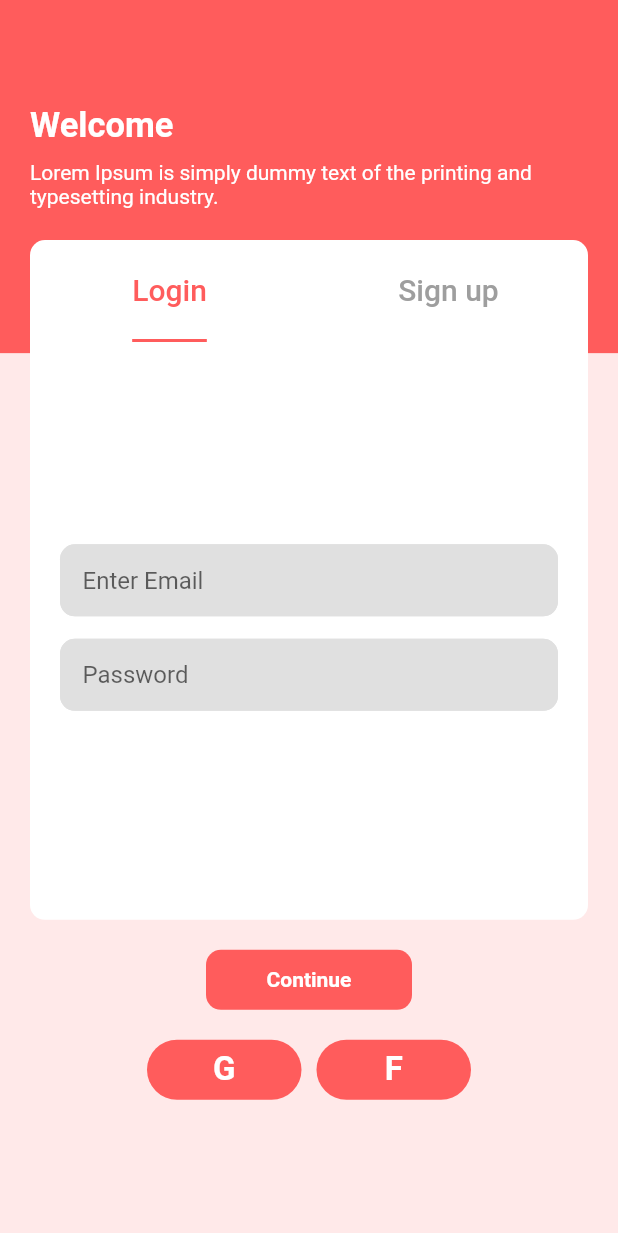
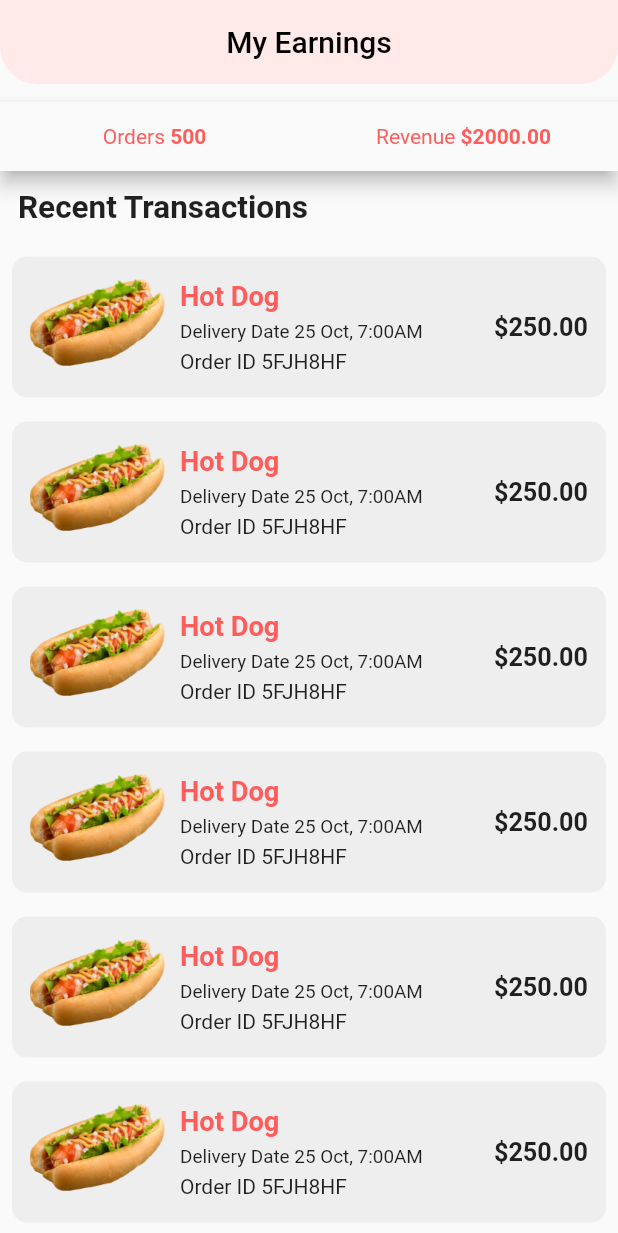
Before and after one commit to rushit5560/Food_Delivery_Project_New, a Flutter app: the screen it shows after launch, on a phone screen of 412 x 824 dp. Shown: the top 1233 px of the screen. Run offline on Flutter 3.47's test engine with Material 2 defaults, Android fonts, the phone set to English and light mode, and no system bars; our stand-ins replace carousel_slider, flutter_rating_bar, get, google_maps_flutter, google_sign_in, image_picker and 3 more.

Commit message:
My Earning Screen UI in Vendor App

```diff
--- a/food_delivery_store/lib/common/app_images.dart
+++ b/food_delivery_store/lib/common/app_images.dart
@@ -1,5 +1,9 @@
 class Images{
   static const root = 'assets/images/';
   static const ic_food_logo = '$root' + 'food_logo.png';
+  static const ic_drawer_menu = '$root' + 'drawer_menu.png';
+  static const ic_barcode_scan = '$root' + 'scanning.png';
+  static const ic_scanner = '$root' + 'scanner.png';
+  static const ic_category1 = '$root' + 'category1.png';
 
 }
--- /dev/null
+++ b/food_delivery_store/lib/common/app_theme.dart
@@ -0,0 +1,24 @@
+import 'package:flutter/material.dart';
+import 'app_colors.dart';
+import 'app_images.dart';
+
+ThemeData appLightTheme() {
+  return ThemeData(
+
+    bottomNavigationBarTheme: BottomNavigationBarThemeData(
+      selectedIconTheme: IconThemeData(color: Colors.white),
+      unselectedIconTheme: IconThemeData(color: Colors.white54),
+      selectedLabelStyle: TextStyle(fontSize: 0),
+      unselectedLabelStyle: TextStyle(fontSize: 0),
+      showUnselectedLabels: true,
+      type: BottomNavigationBarType.fixed,
+      backgroundColor: AppColors.colorDarkPink,
+    ),
+
+    appBarTheme: AppBarTheme(
+      elevation: 0,
+      centerTitle: true,
+      iconTheme: IconThemeData(color: Colors.black),
+    ),
+  );
+}
--- /dev/null
+++ b/food_delivery_store/lib/common/custom_appbar.dart
@@ -0,0 +1,42 @@
+import 'package:flutter/material.dart';
+
+import 'app_colors.dart';
+import 'app_images.dart';
+
+PreferredSizeWidget commonAppBarModule({required title, index = 0}) {
+  return AppBar(
+    leading: index == 1
+        ? Builder(
+      builder: (BuildContext context) {
+        return IconButton(
+          icon: Image.asset(Images.ic_drawer_menu, scale: 2.5,),
+          onPressed: () {
+            Scaffold.of(context).openDrawer();
+          },
+          tooltip: MaterialLocalizations.of(context).openAppDrawerTooltip,
+        );
+
+      },
+    ) : null,
+
+    title: Text("$title", style: TextStyle(color: Colors.black),),
+    shape: RoundedRectangleBorder(
+      borderRadius: BorderRadius.only(
+        bottomRight: Radius.circular(25),
+        bottomLeft: Radius.circular(25),
+      ),
+    ),
+    backgroundColor: AppColors.colorLightPink,
+    actions: [
+      index == 1
+          ? GestureDetector(
+              onTap: () => print('Clk Scanner'),
+              child: Image.asset(Images.ic_barcode_scan, height: 25, width: 25),
+            )
+          : index == 2
+              ? Image.asset(Images.ic_scanner, height: 28, width: 28)
+              : Container(),
+      SizedBox(width: 20)
+    ],
+  );
+}
--- a/food_delivery_store/lib/main.dart
+++ b/food_delivery_store/lib/main.dart
@@ -1,6 +1,9 @@
 import 'package:flutter/material.dart';
 import 'package:food_delivery_admin/screens/splash_screen/splash_screen.dart';
 import 'package:get/get.dart';
+
+import 'common/app_theme.dart';
+import 'screens/earnings_screen/earnings_screen.dart';
 
 void main() {
   runApp(MyApp());
@@ -12,10 +15,9 @@ class MyApp extends StatelessWidget {
   Widget build(BuildContext context) {
     return GetMaterialApp(
       title: 'Flutter Demo',
-      theme: ThemeData(
-        primarySwatch: Colors.blue,
-      ),
-      home: SplashScreen(),
+      debugShowCheckedModeBanner: false,
+      theme: appLightTheme(),
+      home: EarningsScreen(),
     );
   }
 }
--- /dev/null
+++ b/food_delivery_store/lib/screens/earnings_screen/earnings_screen.dart
@@ -0,0 +1,26 @@
+import 'package:flutter/material.dart';
+import 'package:food_delivery_admin/common/custom_appbar.dart';
+import 'earnings_screen_widgets.dart';
+
+class EarningsScreen extends StatelessWidget {
+  const EarningsScreen({Key? key}) : super(key: key);
+
+  @override
+  Widget build(BuildContext context) {
+    return Scaffold(
+      appBar: commonAppBarModule(title: 'My Earnings'),
+
+      body: Column(
+        crossAxisAlignment: CrossAxisAlignment.start,
+        children: [
+          const SizedBox(height: 12),
+          OrdersAndRevenueModule(),
+          const SizedBox(height: 12),
+          RecentTransactionText(),
+          const SizedBox(height: 12),
+          Expanded(child: TransactionsListModule()),
+        ],
+      ),
+    );
+  }
+}
--- /dev/null
+++ b/food_delivery_store/lib/screens/earnings_screen/earnings_screen_widgets.dart
@@ -0,0 +1,174 @@
+import 'package:flutter/material.dart';
+import 'package:food_delivery_admin/common/app_colors.dart';
+import 'package:food_delivery_admin/common/app_images.dart';
+
+
+class OrdersAndRevenueModule extends StatelessWidget {
+  const OrdersAndRevenueModule({Key? key}) : super(key: key);
+
+  @override
+  Widget build(BuildContext context) {
+    return Material(
+      elevation: 5,
+      child: Padding(
+        padding: const EdgeInsets.symmetric(vertical: 15),
+        child: Container(
+          child: Row(
+            children: [
+              Expanded(
+                child: Row(
+                  mainAxisAlignment: MainAxisAlignment.center,
+                  children: [
+                    Text(
+                      'Orders ',
+                      style: TextStyle(
+                          color: AppColors.colorDarkPink
+                      ),
+                    ),
+                    Text(
+                      '500',
+                      style: TextStyle(
+                        color: AppColors.colorDarkPink,
+                        fontWeight: FontWeight.bold,
+                      ),
+                    ),
+                  ],
+                ),
+              ),
+              Expanded(
+                child: Row(
+                  mainAxisAlignment: MainAxisAlignment.center,
+                  children: [
+                    Text(
+                      'Revenue ',
+                      style: TextStyle(
+                          color: AppColors.colorDarkPink
+                      ),
+                    ),
+                    Text(
+                      '\$2000.00',
+                      style: TextStyle(
+                        color: AppColors.colorDarkPink,
+                        fontWeight: FontWeight.bold,
+                      ),
+                    ),
+                  ],
+                ),
+              ),
+            ],
+          ),
+        ),
+      ),
+    );
+  }
+}
+
+class RecentTransactionText extends StatelessWidget {
+  const RecentTransactionText({Key? key}) : super(key: key);
+
+  @override
+  Widget build(BuildContext context) {
+    return Padding(
+      padding: const EdgeInsets.symmetric(horizontal: 12),
+      child: Text(
+        'Recent Transactions',
+        textScaleFactor: 1.5,
+        style: TextStyle(
+          fontWeight: FontWeight.bold,
+        ),
+      ),
+    );
+  }
+}
+
+class TransactionsListModule extends StatelessWidget {
+  const TransactionsListModule({Key? key}) : super(key: key);
+
+  @override
+  Widget build(BuildContext context) {
+    return ListView.builder(
+      itemCount: 10,
+      shrinkWrap: true,
+      physics: BouncingScrollPhysics(),
+      itemBuilder: (context, index){
+        return _transactionsListTile();
+      },
+    );
+  }
+
+  Widget _transactionsListTile() {
+    return Padding(
+      padding: const EdgeInsets.all(8.0),
+      child: Container(
+        decoration: BoxDecoration(
+          borderRadius: BorderRadius.circular(10),
+          color: Colors.grey.shade200,
+        ),
+        child: Padding(
+          padding: const EdgeInsets.symmetric(horizontal: 12, vertical: 15),
+          child: Row(
+            mainAxisAlignment: MainAxisAlignment.spaceBetween,
+            children: [
+              Expanded(
+                child: Container(
+                  child: Row(
+                    children: [
+                      _imageModule(),
+                      const SizedBox(width: 10),
+                      Expanded(child: _nameModule()),
+                    ],
+                  ),
+                ),
+              ),
+              const SizedBox(width: 10),
+              _priceTagModule(),
+
+            ],
+          ),
+        ),
+      ),
+    );
+  }
+
+  _imageModule() {
+    return Image.asset('${Images.ic_category1}', scale: 2);
+  }
+
+  _nameModule() {
+    return Column(
+      crossAxisAlignment: CrossAxisAlignment.start,
+      children: [
+        Text(
+          'Hot Dog',
+          maxLines: 1,
+          textScaleFactor: 1.3,
+          style: TextStyle(
+            color: AppColors.colorDarkPink,
+            fontWeight: FontWeight.bold
+          ),
+        ),
+        const SizedBox(height: 5),
+        Text(
+          'Delivery Date 25 Oct, 7:00AM',
+          textScaleFactor: 0.9,
+          maxLines: 1,
+        ),
+        const SizedBox(height: 5),
+        Text(
+          'Order ID 5FJH8HF',
+          maxLines: 1,
+        ),
+      ],
+    );
+  }
+
+  _priceTagModule() {
+    return Text(
+      '\$250.00',
+      textScaleFactor: 1.2,
+      style: TextStyle(
+        fontWeight: FontWeight.bold
+      ),
+    );
+  }
+}
```
Also changed, not shown: food_delivery_store/assets/images/category1.png (added), food_delivery_store/assets/images/drawer_menu.png (added), food_delivery_store/assets/images/scanner.png (added), food_delivery_store/assets/images/scanning.png (added).
